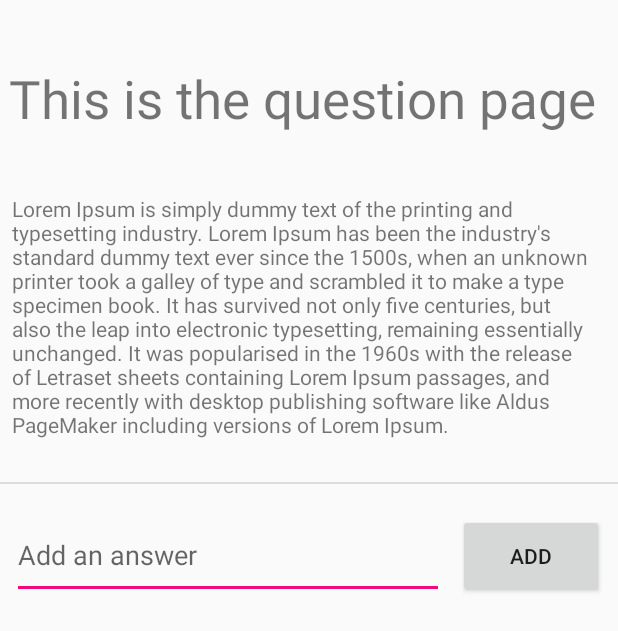
After one commit to VidulaDakshitha/Question-Answer-mobile-app-using-Android-studio, an Android app: the ViewQuestion screen opened directly, with no data from a screen before it, on a phone screen of 412 x 824 dp. The commit adds this screen. Shown: the top 631 px of the screen. Run offline under Robolectric (Android 15) with nearby library versions, the phone set to English and light mode, and no system bars; 1 statement that could not run was skipped.

Commit message:
added question page

```diff
--- a/app/build.gradle
+++ b/app/build.gradle
@@ -11,6 +11,7 @@ android {
         versionCode 1
         versionName "1.0"
         testInstrumentationRunner "androidx.test.runner.AndroidJUnitRunner"
+        multiDexEnabled true
     }
     buildTypes {
         release {
@@ -42,5 +43,7 @@ dependencies {
     implementation 'com.google.android.material:material:1.0.0'
 
     implementation 'com.github.AnyChart:AnyChart-Android:1.1.2'
+
+    implementation 'com.android.support:multidex:1.0.3'
 }
 apply plugin: 'com.google.gms.google-services'
--- a/app/src/main/AndroidManifest.xml
+++ b/app/src/main/AndroidManifest.xml
@@ -1,11 +1,6 @@
 <?xml version="1.0" encoding="utf-8"?>
 <manifest xmlns:android="http://schemas.android.com/apk/res/android"
     package="com.example.madforumapp">
-
-    <supports-screens
-        android:largeScreens="true"
-        android:normalScreens="true"
-        android:smallScreens="true" />
 
     <application
         android:allowBackup="true"
@@ -14,6 +9,7 @@
         android:roundIcon="@mipmap/ic_launcher_round"
         android:supportsRtl="true"
         android:theme="@style/AppTheme">
+        <activity android:name=".ViewQuestion"></activity>
         <activity android:name=".Edit_Reply" />
         <!--
          <activity
@@ -50,4 +46,9 @@
         </activity>
     </application>
 
+    <supports-screens
+        android:largeScreens="true"
+        android:normalScreens="true"
+        android:smallScreens="true" />
+
 </manifest>
--- a/app/src/main/java/com/example/madforumapp/HomeFragment.java
+++ b/app/src/main/java/com/example/madforumapp/HomeFragment.java
@@ -1,6 +1,7 @@
 package com.example.madforumapp;
 
 
+import android.content.Intent;
 import android.os.Bundle;
 
 import androidx.annotation.NonNull;
@@ -89,6 +90,9 @@ public class HomeFragment extends Fragment {
                     public void onDataChange(@NonNull DataSnapshot dataSnapshot) {
                         int viewCount = Integer.parseInt(dataSnapshot.child("views").getValue().toString());
                         dbRef.child("views").setValue(viewCount+1);
+                        Intent viewQuestion = new Intent(getActivity(), ViewQuestion.class);
+                        viewQuestion.putExtra("question_id", Integer.parseInt(dataSnapshot.child("id").getValue().toString()));
+                        startActivity(viewQuestion);
                     }
 
                     @Override
--- /dev/null
+++ b/app/src/main/java/com/example/madforumapp/ViewQuestion.java
@@ -0,0 +1,20 @@
+package com.example.madforumapp;
+
+import androidx.appcompat.app.AppCompatActivity;
+
+import android.content.Intent;
+import android.os.Bundle;
+import android.widget.Toast;
+
+public class ViewQuestion extends AppCompatActivity {
+
+    @Override
+    protected void onCreate(Bundle savedInstanceState) {
+        super.onCreate(savedInstanceState);
+        setContentView(R.layout.activity_view_question);
+
+        Intent intent = getIntent();
+
+        Toast.makeText(this, "ID: "+intent.getExtras().getInt("question_id"), Toast.LENGTH_SHORT).show();
+    }
+}
--- /dev/null
+++ b/app/src/main/res/layout/activity_view_question.xml
@@ -0,0 +1,66 @@
+<?xml version="1.0" encoding="utf-8"?>
+<androidx.constraintlayout.widget.ConstraintLayout xmlns:android="http://schemas.android.com/apk/res/android"
+    xmlns:app="http://schemas.android.com/apk/res-auto"
+    xmlns:tools="http://schemas.android.com/tools"
+    android:layout_width="match_parent"
+    android:layout_height="match_parent"
+    tools:context=".ViewQuestion">
+
+    <TextView
+        android:id="@+id/title"
+        android:layout_width="wrap_content"
+        android:layout_height="wrap_content"
+        android:text="This is the question page"
+        android:textSize="35sp"
+        app:layout_constraintBottom_toBottomOf="parent"
+        app:layout_constraintEnd_toEndOf="parent"
+        app:layout_constraintHorizontal_bias="0.304"
+        app:layout_constraintStart_toStartOf="parent"
+        app:layout_constraintTop_toTopOf="parent"
+        app:layout_constraintVertical_bias="0.054" />
+
+    <TextView
+        android:id="@+id/description"
+        android:layout_width="387dp"
+        android:layout_height="172dp"
+        android:layout_marginStart="8dp"
+        android:layout_marginTop="40dp"
+        android:layout_marginEnd="8dp"
+        android:text="Lorem Ipsum is simply dummy text of the printing and typesetting industry. Lorem Ipsum has been the industry's standard dummy text ever since the 1500s, when an unknown printer took a galley of type and scrambled it to make a type specimen book. It has survived not only five centuries, but also the leap into electronic typesetting, remaining essentially unchanged. It was popularised in the 1960s with the release of Letraset sheets containing Lorem Ipsum passages, and more recently with desktop publishing software like Aldus PageMaker including versions of Lorem Ipsum."
+        app:layout_constraintEnd_toEndOf="@+id/title"
+        app:layout_constraintHorizontal_bias="0.513"
+        app:layout_constraintStart_toStartOf="@+id/title"
+        app:layout_constraintTop_toBottomOf="@+id/title" />
+
+    <View
+        android:id="@+id/divider"
+        android:layout_width="match_parent"
+        android:layout_height="1dp"
+        android:layout_marginTop="20dp"
+        android:background="?android:attr/listDivider"
+        app:layout_constraintStart_toStartOf="parent"
+        app:layout_constraintTop_toBottomOf="@+id/description" />
+
+    <EditText
+        android:id="@+id/replyText"
+        android:layout_width="288dp"
+        android:layout_height="58dp"
+        android:layout_marginStart="8dp"
+        android:layout_marginTop="20dp"
+        android:ems="10"
+        android:hint="@string/reply_hint"
+        android:inputType="textPersonName"
+        app:layout_constraintStart_toStartOf="parent"
+        app:layout_constraintTop_toTopOf="@+id/divider" />
+
+    <Button
+        android:id="@+id/button4"
+        android:layout_width="97dp"
+        android:layout_height="56dp"
+        android:text="@string/add_reply"
+        app:layout_constraintBottom_toBottomOf="@+id/replyText"
+        app:layout_constraintEnd_toEndOf="parent"
+        app:layout_constraintStart_toEndOf="@+id/replyText"
+        app:layout_constraintTop_toTopOf="@+id/replyText" />
+
+</androidx.constraintlayout.widget.ConstraintLayout>
--- a/app/src/main/res/values/strings.xml
+++ b/app/src/main/res/values/strings.xml
@@ -80,6 +80,8 @@
     <string name="update_post">Update</string>
     <string name="edit_reply_headline">Edit Reply</string>
     <string name="title_activity_user_dashbord">UserDashbordActivity</string>
+    <string name="reply_hint">Add an answer</string>
+    <string name="add_reply">Add</string>
 
 
 </resources>
```
